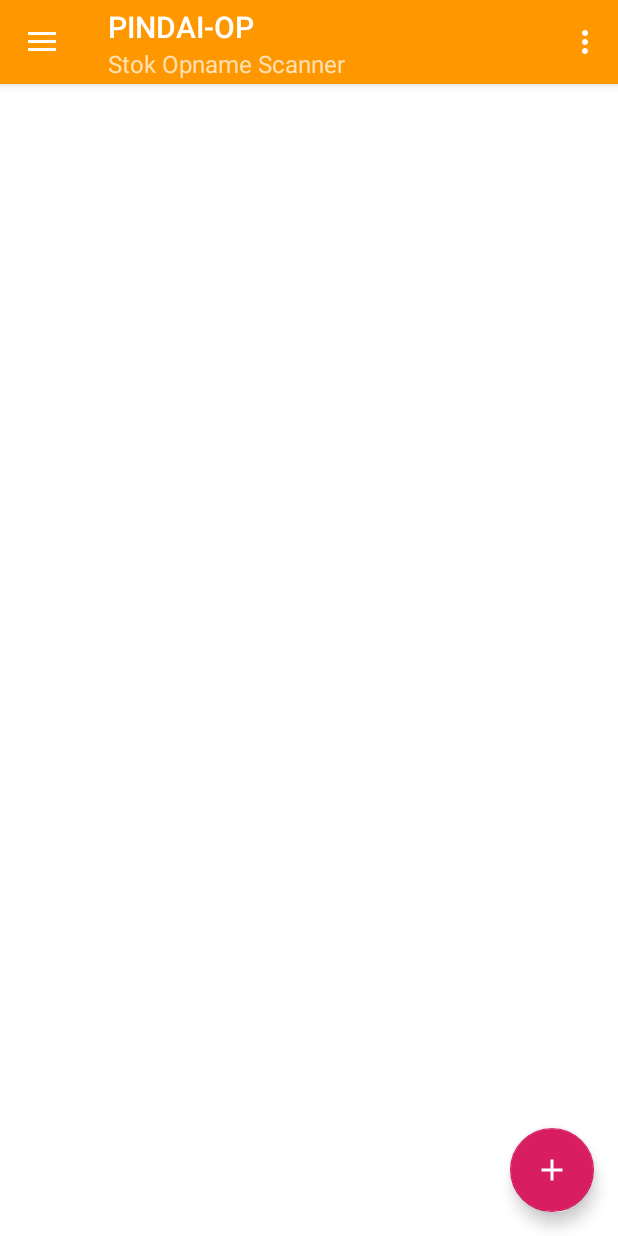
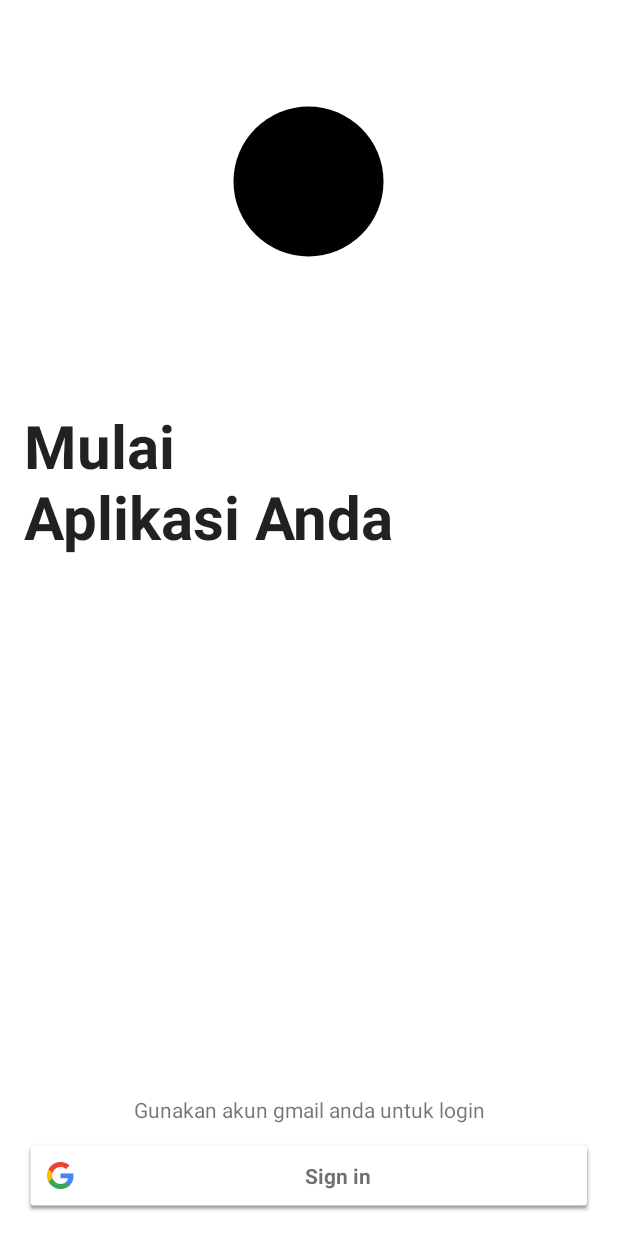
Before and after one commit to HuriatiPutri/PindaiOpname_, an Android app: the screen it shows after launch (MainActivity before the commit, SignInActivity after it), on a phone screen of 412 x 824 dp. Run offline under Robolectric (Android 15) with nearby library versions, the phone set to English and light mode, and no system bars.

Commit message:
Pindai Opname

```diff
--- a/app/src/main/java/com/example/ics/pindaiopname/GetDataActivity.java
+++ b/app/src/main/java/com/example/ics/pindaiopname/GetDataActivity.java
@@ -31,7 +31,6 @@ import com.example.ics.pindaiopname.model.LokasiModel;
 import com.example.ics.pindaiopname.model.OpnameModel;
 import com.example.ics.pindaiopname.model.ResponseModel;
 import com.example.ics.pindaiopname.model.UnitModel;
-import com.google.android.gms.ads.internal.client.ThinAdSizeParcel;
 import com.google.android.gms.vision.CameraSource;
 import com.google.android.gms.vision.Detector;
 import com.google.android.gms.vision.barcode.Barcode;
--- /dev/null
+++ b/app/src/main/java/com/example/ics/pindaiopname/SignInActivity.java
@@ -0,0 +1,89 @@
+package com.example.ics.pindaiopname;
+
+import android.content.Intent;
+import android.support.v7.app.AppCompatActivity;
+import android.os.Bundle;
+import android.util.Log;
+import android.view.View;
+import android.widget.Toast;
+
+import com.google.android.gms.auth.api.signin.GoogleSignIn;
+import com.google.android.gms.auth.api.signin.GoogleSignInAccount;
+import com.google.android.gms.auth.api.signin.GoogleSignInClient;
+import com.google.android.gms.auth.api.signin.GoogleSignInOptions;
+import com.google.android.gms.common.SignInButton;
+import com.google.android.gms.common.api.ApiException;
+import com.google.android.gms.tasks.Task;
+
+public class SignInActivity extends AppCompatActivity implements View.OnClickListener {
+
+    int RC_SIGN_IN = 0;
+    SignInButton signInButton;
+    GoogleSignInClient googleSignInClient;
+    @Override
+    protected void onCreate(Bundle savedInstanceState) {
+        super.onCreate(savedInstanceState);
+        setContentView(R.layout.activity_sign_in);
+
+        signInButton = findViewById(R.id.sign_in_button);
+
+        GoogleSignInOptions gso = new GoogleSignInOptions.Builder(GoogleSignInOptions.DEFAULT_SIGN_IN)
+                .requestEmail()
+                .build();
+
+        googleSignInClient = GoogleSignIn.getClient(this, gso);
+
+        signInButton.setOnClickListener(this);
+    }
+
+    @Override
+    public void onClick(View v) {
+        switch (v.getId()){
+            case R.id.sign_in_button:
+                signIn();
+                break;
+        }
+    }
+
+    @Override
+    public void onActivityResult(int requestCode, int resultCode, Intent data) {
+        super.onActivityResult(requestCode, resultCode, data);
+
+        // Result returned from launching the Intent from GoogleSignInClient.getSignInIntent(...);
+        if (requestCode == RC_SIGN_IN) {
+            // The Task returned from this call is always completed, no need to attach
+            // a listener.
+            Task<GoogleSignInAccount> task = GoogleSignIn.getSignedInAccountFromIntent(data);
+            handleSignInResult(task);
+        }
+    }
+
+    private void handleSignInResult(Task<GoogleSignInAccount> completedTask) {
+        try {
+            GoogleSignInAccount account = completedTask.getResult(ApiException.class);
+
+            // Signed in successfully, show authenticated UI.
+            startActivity(new Intent(SignInActivity.this,MainActivity.class));
+            finish();
+        } catch (ApiException e) {
+            // The ApiException status code indicates the detailed failure reason.
+            // Please refer to the GoogleSignInStatusCodes class reference for more information.
+            Log.w("Google Sign in error","signInResult:failed code=" + e.getStatusCode());
+            Toast.makeText(getApplicationContext(), "Failed",Toast.LENGTH_SHORT).show();
+        }
+    }
+    private void signIn() {
+        Intent signInIntent = googleSignInClient.getSignInIntent();
+        startActivityForResult(signInIntent, RC_SIGN_IN);
+    }
+
+    @Override
+    protected void onStart() {
+        GoogleSignInAccount account = GoogleSignIn.getLastSignedInAccount(this);
+        if(account!=null){
+            startActivity(new Intent(getApplicationContext(), MainActivity.class));
+            finish();
+        }
+        super.onStart();
+    }
+}
--- /dev/null
+++ b/app/src/main/res/drawable/black_.xml
@@ -0,0 +1,9 @@
+<vector xmlns:android="http://schemas.android.com/apk/res/android"
+        android:width="24dp"
+        android:height="24dp"
+        android:viewportWidth="24.0"
+        android:viewportHeight="24.0">
+    <path
+        android:pathData="M12,12m-8,0a8,8 0,1 1,16 0a8,8 0,1 1,-16 0"
+        android:fillColor="#010101"/>
+</vector>
--- /dev/null
+++ b/app/src/main/res/layout/activity_sign_in.xml
@@ -0,0 +1,47 @@
+<?xml version="1.0" encoding="utf-8"?>
+<LinearLayout xmlns:android="http://schemas.android.com/apk/res/android"
+    xmlns:app="http://schemas.android.com/apk/res-auto"
+    xmlns:tools="http://schemas.android.com/tools"
+    android:layout_width="match_parent"
+    android:layout_height="match_parent"
+    android:orientation="vertical"
+    android:background="@android:color/white"
+    android:gravity="center"
+    android:padding="16dp"
+    tools:context=".SignInActivity">
+
+    <ImageView
+        android:layout_marginTop="30dp"
+        android:layout_width="150dp"
+        android:layout_height="150dp"
+        android:src="@drawable/black_" />
+
+    <TextView
+        style="@style/Base.TextAppearance.AppCompat.Headline"
+        android:layout_width="match_parent"
+        android:layout_height="250dp"
+        android:gravity="center_vertical"
+        android:text="Mulai\nAplikasi Anda"
+        android:textSize="40dp"
+        android:textStyle="bold" />
+
+    <LinearLayout
+        android:layout_width="match_parent"
+        android:orientation="vertical"
+        android:gravity="bottom"
+        android:layout_height="match_parent">
+
+    <TextView
+        android:layout_width="match_parent"
+        android:layout_height="wrap_content"
+        android:textAlignment="center"
+        android:text="Gunakan akun gmail anda untuk login" />
+
+    <com.google.android.gms.common.SignInButton
+        android:layout_marginTop="10dp"
+        android:id="@+id/sign_in_button"
+        android:layout_width="match_parent"
+        android:layout_height="wrap_content" />
+
+    </LinearLayout>
+</LinearLayout>
--- a/app/src/main/res/layout/content_main.xml
+++ b/app/src/main/res/layout/content_main.xml
@@ -9,7 +9,6 @@
     tools:context=".MainActivity"
     tools:showIn="@layout/app_bar_main">
     <android.support.v7.widget.RecyclerView
-        android:paddingTop="16dp"
         android:id="@+id/recyclerView"
         tools:listitem="@layout/item_opname"
         android:layout_width="match_parent"
```
Also changed, not shown: app/build.gradle (+7 -0 lines), app/src/main/AndroidManifest.xml (+11 -4 lines), app/src/main/java/com/example/ics/pindaiopname/MainActivity.java (+50 -1 lines), app/src/main/res/layout/nav_header_main.xml (+4 -3 lines).
